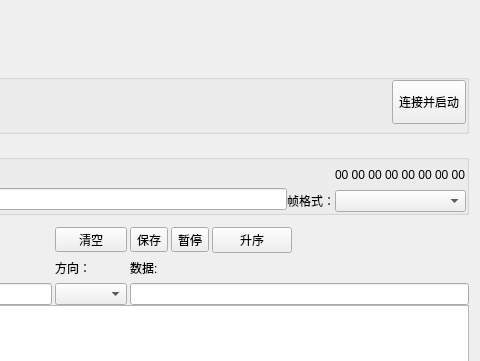
Before: the Qt Designer form mCAN/m_canwidget.ui in sunxiaoyi111/My_Can_Wincc, drawn with Qt 5; both pictures show x 320 to 800 and y 0 to 361 of the 800 by 600 pixel window.
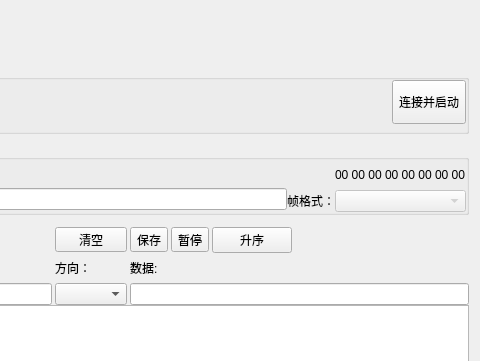
After: the same form once the commit is applied.

```diff
--- a/mCAN/m_canwidget.ui
+++ b/mCAN/m_canwidget.ui
@@ -423,7 +423,11 @@
           </widget>
          </item>
          <item row="1" column="2">
-          <widget class="QComboBox" name="comboBox"/>
+          <widget class="QComboBox" name="comboBox_Can_Type">
+           <property name="enabled">
+            <bool>false</bool>
+           </property>
+          </widget>
          </item>
          <item row="0" column="2">
           <widget class="QLabel" name="label_5">
```
